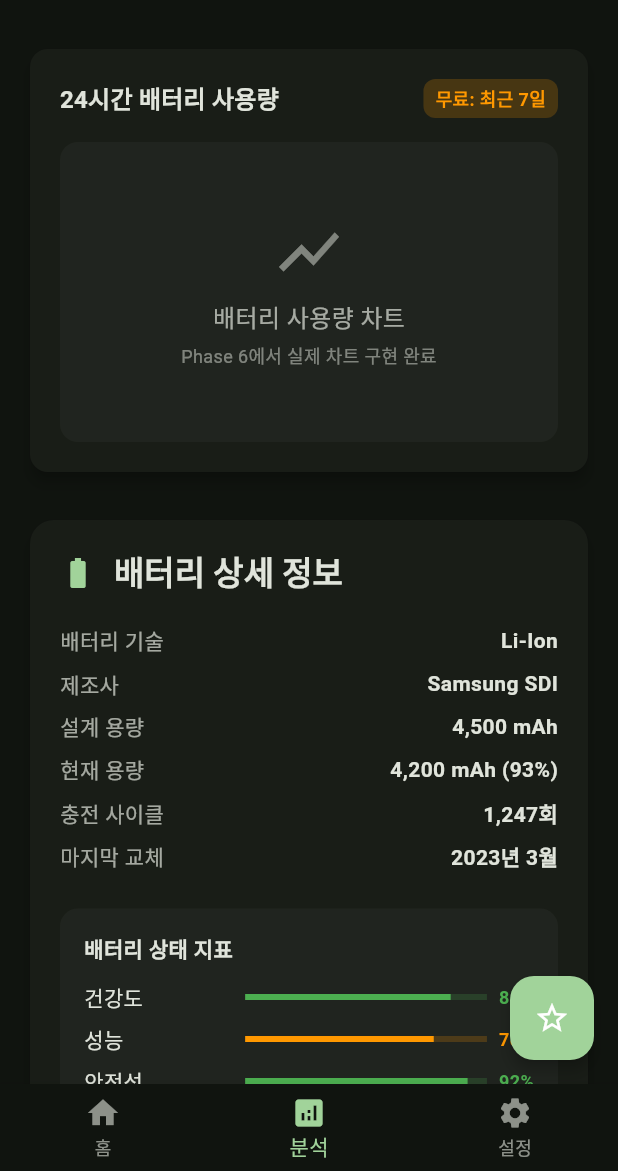
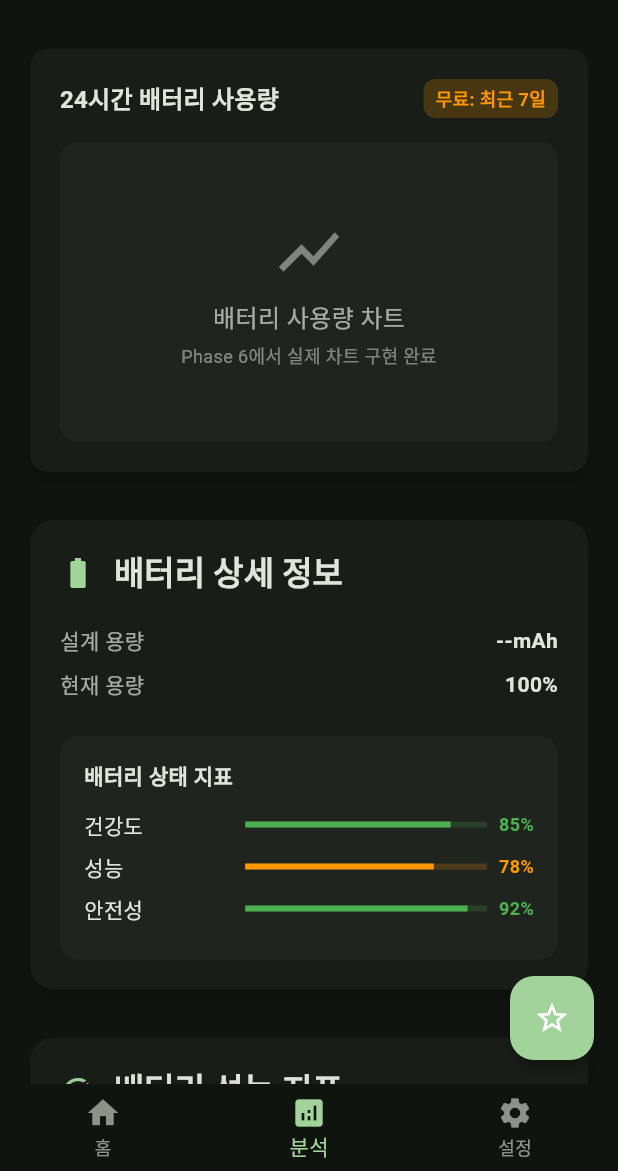
Before and after one commit to rbtc2/BatteryPal, a Flutter app: the screen it shows after launch, item 2 of the bottom bar chosen, on a phone screen of 412 x 824 dp, the part 65-1236 px from its top. Run offline on Flutter 3.47's test engine with Material 3 defaults, Android fonts, the phone set to English and light mode, and no system bars; our stand-ins replace battery_plus.

Commit message:
분석탭개선

```diff
--- a/lib/screens/analysis/analysis_tab.dart
+++ b/lib/screens/analysis/analysis_tab.dart
@@ -2,6 +2,7 @@ import 'package:flutter/material.dart';
 import '../../models/app_models.dart';
 import '../../widgets/common/common_widgets.dart';
 import '../../utils/dialog_utils.dart';
+import '../../services/battery_service.dart';
 
 /// 분석 탭 화면
 /// Phase 6에서 실제 구현
@@ -20,6 +21,9 @@ class AnalysisTab extends StatefulWidget {
 }
 
 class _AnalysisTabState extends State<AnalysisTab> {
+  final BatteryService _batteryService = BatteryService();
+  BatteryInfo? _currentBatteryInfo;
+
   // 스켈레톤용 더미 데이터
   List<AppUsageData> appUsageData = [
     AppUsageData(
@@ -68,6 +72,29 @@ class _AnalysisTabState extends State<AnalysisTab> {
       powerConsumption: 60.0,
     ),
   ];
+
+  @override
+  void initState() {
+    super.initState();
+    _initializeBatteryService();
+  }
+
+  @override
+  void dispose() {
+    _batteryService.dispose();
+    super.dispose();
+  }
+
+  Future<void> _initializeBatteryService() async {
+    await _batteryService.startMonitoring();
+    _batteryService.batteryInfoStream.listen((batteryInfo) {
+      if (mounted) {
+        setState(() {
+          _currentBatteryInfo = batteryInfo;
+        });
+      }
+    });
+  }
 
   @override
   Widget build(BuildContext context) {
@@ -480,13 +507,14 @@ class _AnalysisTabState extends State<AnalysisTab> {
           ),
           const SizedBox(height: 20),
 
-          // 배터리 기술 정보
-          _buildDetailRow('배터리 기술', 'Li-Ion'),
-          _buildDetailRow('제조사', 'Samsung SDI'),
-          _buildDetailRow('설계 용량', '4,500 mAh'),
-          _buildDetailRow('현재 용량', '4,200 mAh (93%)'),
-          _buildDetailRow('충전 사이클', '1,247회'),
-          _buildDetailRow('마지막 교체', '2023년 3월'),
+          // 배터리 용량 정보 (실제 데이터)
+          if (_currentBatteryInfo != null) ...[
+            _buildDetailRow('설계 용량', _currentBatteryInfo!.formattedCapacity),
+            _buildDetailRow('현재 용량', _currentBatteryInfo!.formattedLevel),
+          ] else ...[
+            _buildDetailRow('설계 용량', '--mAh'),
+            _buildDetailRow('현재 용량', '--%'),
+          ],
 
           const SizedBox(height: 16),
 
```
